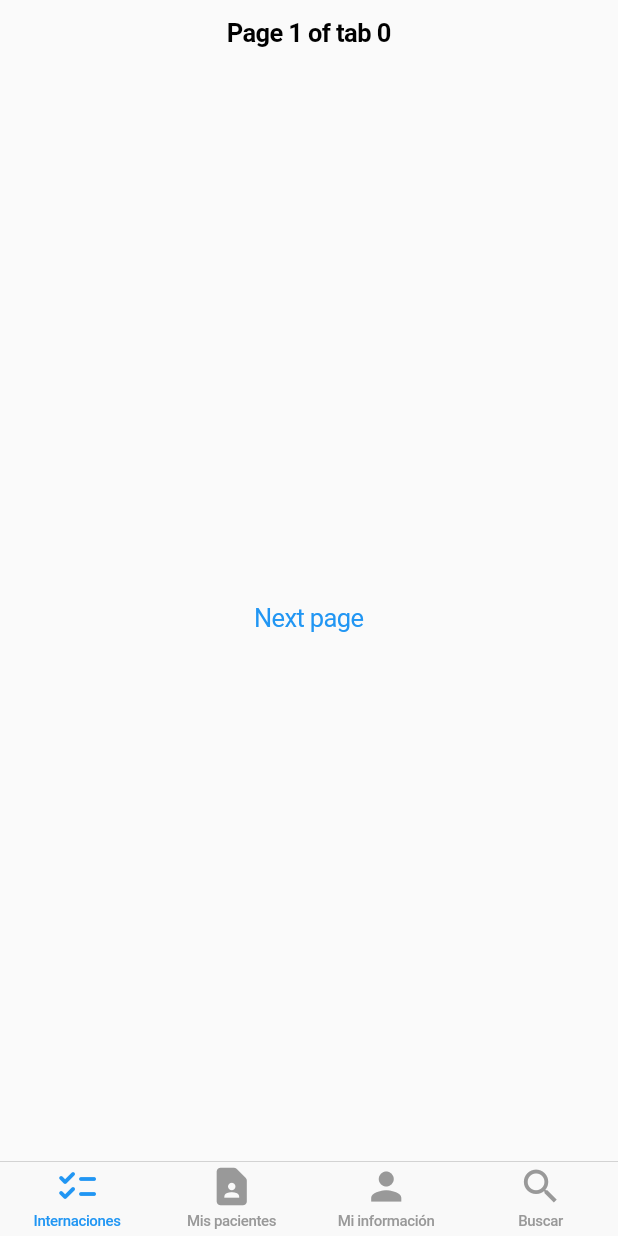
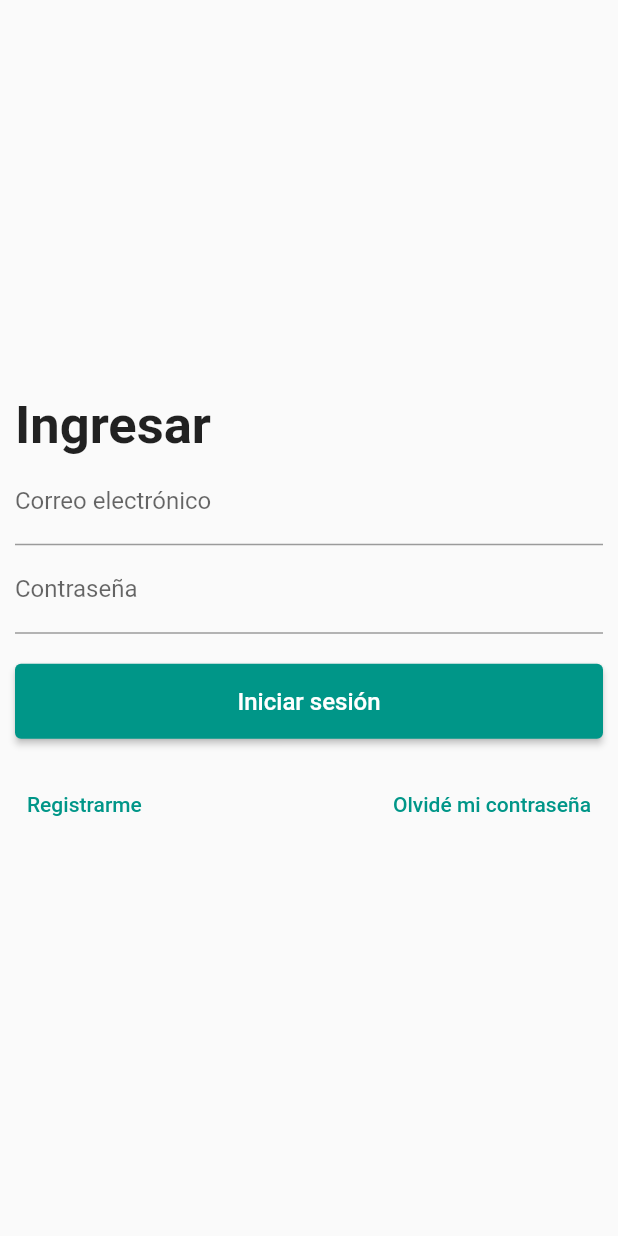
Before and after one commit to braiann/hp-frontend, a Flutter app: the screen it shows after launch, on a phone screen of 412 x 824 dp. Run offline on Flutter 3.47's test engine with Material 2 defaults, Android fonts, the light colour scheme and no system bars.

Commit message:
login screen

```diff
--- /dev/null
+++ b/lib/constants/styles.dart
@@ -0,0 +1,3 @@
+import 'package:flutter/material.dart';
+
+const Color primaryColor = Color(0xFF08415C);
--- a/lib/main.dart
+++ b/lib/main.dart
@@ -1,5 +1,7 @@
+import 'package:flutter/cupertino.dart';
 import 'package:flutter/material.dart';
 import 'package:hp_frontend/screens/home.dart';
+import 'package:hp_frontend/screens/login.dart';
 
 void main() {
   runApp(const MyApp());
@@ -10,8 +12,16 @@ class MyApp extends StatelessWidget {
 
   @override
   Widget build(BuildContext context) {
-    return const MaterialApp(
-      home: Home(),
+    return MaterialApp(
+      theme: Theme.of(context).copyWith(
+          colorScheme:
+              Theme.of(context).colorScheme.copyWith(primary: Colors.teal)),
+      title: 'Hospital',
+      initialRoute: 'login',
+      routes: {
+        '/': (context) => const Home(),
+        'login': (context) => const LogIn(),
+      },
     );
   }
 }
--- a/lib/screens/home.dart
+++ b/lib/screens/home.dart
@@ -1,65 +1,50 @@
-import 'package:flutter/cupertino.dart';
 import 'package:flutter/material.dart';
 
-class Home extends StatelessWidget {
+class Home extends StatefulWidget {
   const Home({Key? key}) : super(key: key);
 
   @override
+  State<Home> createState() => _HomeState();
+}
+
+class _HomeState extends State<Home> {
+  int _selectedIndex = 0;
+  @override
   Widget build(BuildContext context) {
-    return CupertinoTabScaffold(
-      tabBar: CupertinoTabBar(items: [
-        const BottomNavigationBarItem(
-          icon: Icon(Icons.checklist_rounded),
-          label: "Internaciones",
-        ),
-        const BottomNavigationBarItem(
-          icon: Icon(Icons.contact_page_rounded),
-          label: "Mis pacientes",
-        ),
-        const BottomNavigationBarItem(
-            icon: Icon(Icons.person), label: "Mi información"),
-        const BottomNavigationBarItem(
-          icon: Icon(Icons.search),
-          label: "Buscar",
-        ),
-      ]),
-      tabBuilder: (BuildContext context, int index) {
-        return CupertinoTabView(
-          builder: (BuildContext context) {
-            return CupertinoPageScaffold(
-              navigationBar: CupertinoNavigationBar(
-                middle: Text('Page 1 of tab $index'),
-              ),
-              child: Center(
-                child: CupertinoButton(
-                  child: const Text('Next page'),
-                  onPressed: () {
-                    Navigator.of(context).push(
-                      CupertinoPageRoute<void>(
-                        builder: (BuildContext context) {
-                          return CupertinoPageScaffold(
-                            navigationBar: CupertinoNavigationBar(
-                              middle: Text('Page 2 of tab $index'),
-                            ),
-                            child: Center(
-                              child: CupertinoButton(
-                                child: const Text('Back'),
-                                onPressed: () {
-                                  Navigator.of(context).pop();
-                                },
-                              ),
-                            ),
-                          );
-                        },
-                      ),
-                    );
-                  },
-                ),
-              ),
-            );
-          },
-        );
-      },
+    return Scaffold(
+      body: PageView(),
+      bottomNavigationBar: BottomNavigationBar(
+        type: BottomNavigationBarType.fixed,
+        showUnselectedLabels: true,
+        currentIndex: _selectedIndex,
+        onTap: (value) {
+          setState(() {
+            _selectedIndex = value;
+          });
+        },
+        items: const [
+          BottomNavigationBarItem(
+            icon: Icon(
+              Icons.checklist_rounded,
+            ),
+            label: 'Internaciones',
+          ),
+          BottomNavigationBarItem(
+            icon: Icon(
+              Icons.groups_rounded,
+            ),
+            label: 'Pacientes',
+          ),
+          BottomNavigationBarItem(
+            icon: Icon(Icons.person),
+            label: 'Mi información',
+          ),
+          BottomNavigationBarItem(
+            icon: Icon(Icons.search),
+            label: 'Buscar',
+          ),
+        ],
+      ),
     );
   }
 }
--- /dev/null
+++ b/lib/screens/login.dart
@@ -0,0 +1,66 @@
+import 'package:flutter/cupertino.dart';
+import 'package:flutter/material.dart';
+
+class LogIn extends StatelessWidget {
+  const LogIn({Key? key}) : super(key: key);
+
+  @override
+  Widget build(BuildContext context) {
+    return Scaffold(
+      body: Padding(
+        padding: const EdgeInsets.all(10.0),
+        child: Column(
+          mainAxisAlignment: MainAxisAlignment.center,
+          crossAxisAlignment: CrossAxisAlignment.start,
+          children: [
+            const Text(
+              'Ingresar',
+              style: TextStyle(
+                fontSize: 35.0,
+                fontWeight: FontWeight.bold,
+              ),
+            ),
+            const TextField(
+              decoration: InputDecoration(
+                label: Text('Correo electrónico'),
+              ),
+            ),
+            const TextField(
+              obscureText: true,
+              decoration: InputDecoration(
+                label: Text('Contraseña'),
+              ),
+            ),
+            Container(
+              margin: const EdgeInsets.symmetric(vertical: 20),
+              width: double.infinity,
+              height: 50,
+              child: ElevatedButton(
+                onPressed: () {
+                  Navigator.pushNamed(context, '/');
+                },
+                child: const Text(
+                  'Iniciar sesión',
+                  style: TextStyle(fontSize: 16.0),
+                ),
+              ),
+            ),
+            Row(
+              mainAxisAlignment: MainAxisAlignment.spaceBetween,
+              children: [
+                TextButton(
+                  onPressed: () {},
+                  child: const Text('Registrarme'),
+                ),
+                TextButton(
+                  onPressed: () {},
+                  child: const Text('Olvidé mi contraseña'),
+                )
+              ],
+            )
+          ],
+        ),
+      ),
+    );
+  }
+}
```
Also changed, not shown: lib/models/persona.dart (+22 -22 lines).
